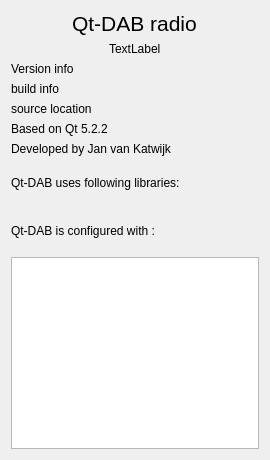
JvanKatwijk/qt-dab, file qt-dab-RC/support/aboutdialog.ui: the form before one commit.
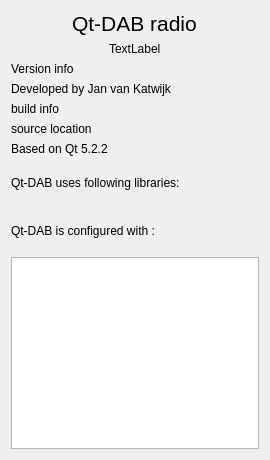
The form after the commit.

Diff of the .ui file:
```diff
--- a/qt-dab-RC/support/aboutdialog.ui
+++ b/qt-dab-RC/support/aboutdialog.ui
@@ -40,6 +40,13 @@
      </property>
     </widget>
    </item>
+   <item>
+    <widget class="QLabel" name="author">
+     <property name="text">
+      <string>Developed by Jan van Katwijk </string>
+     </property>
+    </widget>
+   </item>
    <item>
     <widget class="QLabel" name="buildInfo">
      <property name="text">
@@ -61,13 +68,6 @@
      </property>
     </widget>
    </item>
-   <item>
-    <widget class="QLabel" name="author">
-     <property name="text">
-      <string>Developed by Jan van Katwijk </string>
-     </property>
-    </widget>
-   </item>
    <item>
     <layout class="QVBoxLayout" name="verticalLayout_2">
      <item>
```
